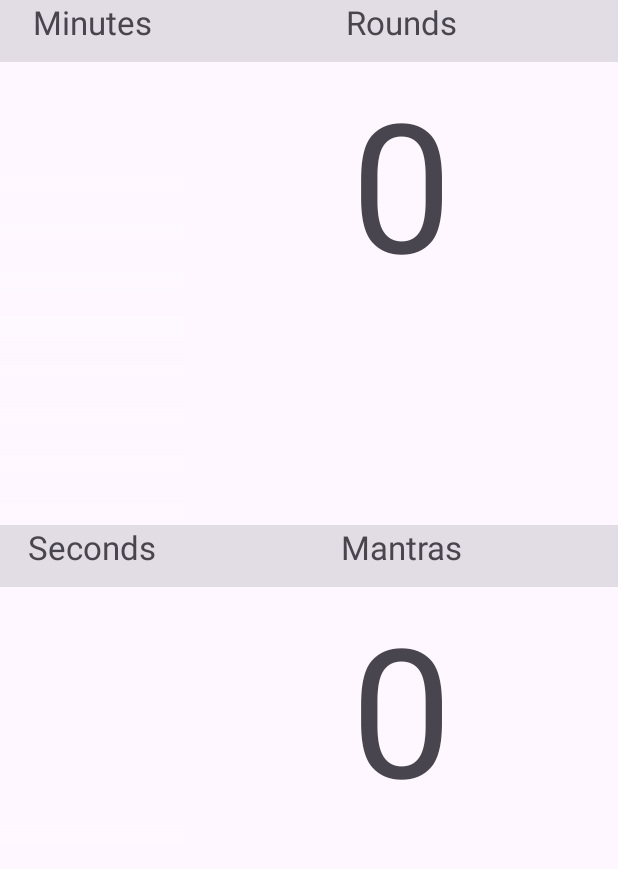
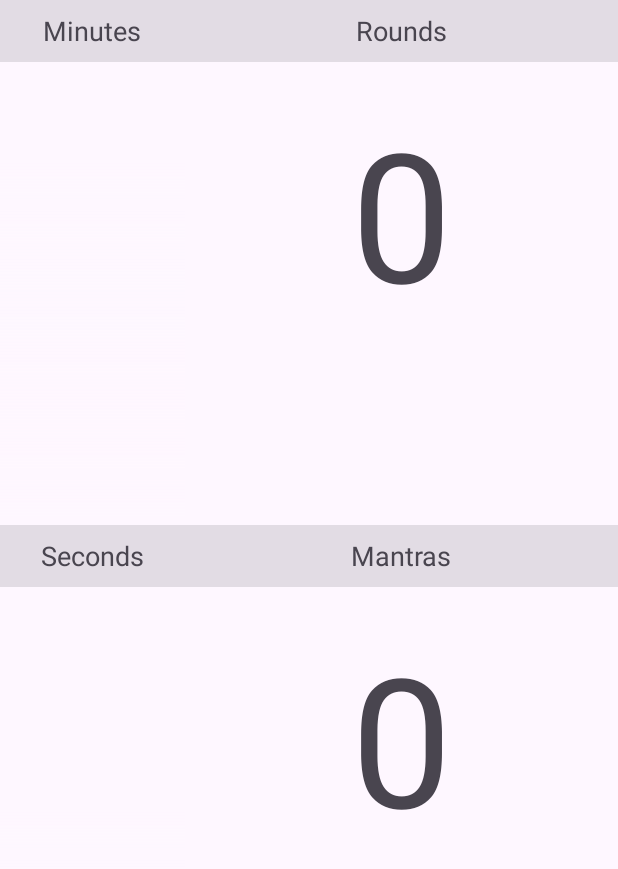
Before and after one commit to cakrina/JapaClocker, an Android app: the screen it shows after launch (MainActivity), on a phone screen of 412 x 824 dp, the part 62-931 px from its top. Run offline under Robolectric (Android 15) with nearby library versions, the phone set to English and light mode, and no system bars.

Commit message:
Updated project to version 1.2-5 fixed Foreground in landscape issue optimized save/restore state

```diff
--- a/app/src/main/java/com/cak/japaclocker/MainActivity.kt
+++ b/app/src/main/java/com/cak/japaclocker/MainActivity.kt
@@ -254,7 +254,8 @@ class MainActivity : AppCompatActivity() {
     }
     @SuppressLint("SetTextI18n")
     private fun updateDisplay() {
-
+        roundCount = (clickCount - 1) / mala
+        mantraCount = clickCount - roundCount * mala
         tvRounds.text = "$roundCount"
         tvMantras.text = "$mantraCount"
     }
@@ -317,7 +318,7 @@ class MainActivity : AppCompatActivity() {
 
     }
 
-    override fun onSaveInstanceState(outState: Bundle) {
+    /*override fun onSaveInstanceState(outState: Bundle) {
         super.onSaveInstanceState(outState)
     }
 
@@ -327,7 +328,7 @@ class MainActivity : AppCompatActivity() {
         updateDisplay()
         mantraAdapter.notifyDataSetChanged()
         roundAdapter.notifyDataSetChanged()
-    }
+    }*/
 
     override fun onResume() {
         super.onResume()
--- a/app/src/main/res/layout-land/activity_main.xml
+++ b/app/src/main/res/layout-land/activity_main.xml
@@ -30,8 +30,8 @@
         app:layout_constraintWidth_percent=".35"
         android:background="@color/material_on_surface_stroke"
         android:text="Rounds"
-        android:textAlignment="center"
-        android:textSize="22sp"
+        android:gravity="center"
+        android:textSize="18sp"
         android:paddingBottom="6sp"/>
     <TextView
         android:id="@+id/tvRounds"
@@ -59,8 +59,8 @@
         app:layout_constraintWidth_percent=".15"
         android:background="@color/material_on_surface_stroke"
         android:text="Minutes"
-        android:textAlignment="center"
-        android:textSize="22sp"
+        android:gravity="center"
+        android:textSize="18sp"
         android:paddingBottom="6dp">
 
     </TextView>
@@ -94,8 +94,8 @@
         app:layout_constraintWidth_percent=".35"
         android:background="@color/material_on_surface_stroke"
         android:text="Mantras"
-        android:textAlignment="center"
-        android:textSize="22sp"/>
+        android:gravity="center"
+        android:textSize="18sp"/>
     <TextView
         android:id="@+id/tvMantras"
         android:layout_width="0dp"
@@ -118,8 +118,8 @@
         android:layout_width="0dp"
         android:layout_height="0dp"
         android:text="Seconds"
-        android:textAlignment="center"
-        android:textSize="22sp"
+        android:gravity="center"
+        android:textSize="18sp"
         app:layout_constraintTop_toBottomOf="@id/toolbar"
         app:layout_constraintLeft_toRightOf="@id/tvRoundslabel"
         app:layout_constraintBottom_toBottomOf="@id/tvRoundslabel"
--- a/app/src/main/res/layout/activity_main.xml
+++ b/app/src/main/res/layout/activity_main.xml
@@ -31,8 +31,8 @@
         app:layout_constraintHeight_percent=".05"
         android:background="@color/material_on_surface_stroke"
         android:text="Rounds"
-        android:textAlignment="center"
-        android:textSize="22sp" />
+        android:textSize="18sp"
+        android:gravity="center"/>
     <TextView
         android:id="@+id/rvRoundslabel"
         android:layout_width="0dp"
@@ -42,10 +42,9 @@
         app:layout_constraintLeft_toLeftOf="parent"
         app:layout_constraintBottom_toBottomOf="@+id/tvRoundslabel"
         android:background="@color/material_on_surface_stroke"
-
         android:text="Minutes"
-        android:textAlignment="center"
-        android:textSize="22sp" />
+        android:gravity="center"
+        android:textSize="18sp" />
     <TextView
         android:id="@+id/tvRounds"
         android:layout_width="0dp"
@@ -54,6 +53,7 @@
         app:layout_constraintLeft_toLeftOf="@id/tvRoundslabel"
         app:layout_constraintRight_toRightOf="@id/tvRoundslabel"
         app:layout_constraintHeight_percent=".375"
+        android:paddingTop="20sp"
         android:textAlignment="center"
         android:textSize="120sp"/>
 
@@ -84,8 +84,8 @@
         app:layout_constraintHeight_percent=".05"
         android:background="@color/material_on_surface_stroke"
         android:text="Mantras"
-        android:textAlignment="center"
-        android:textSize="22sp"/>
+        android:gravity="center"
+        android:textSize="18sp"/>
     <TextView
         android:id="@+id/rvMantraslabel"
         android:layout_width="0dp"
@@ -96,8 +96,8 @@
         app:layout_constraintBottom_toBottomOf="@id/tvMantraslabel"
         android:background="@color/material_on_surface_stroke"
         android:text="Seconds"
-        android:textAlignment="center"
-        android:textSize="22sp"
+        android:gravity="center"
+        android:textSize="18sp"
         />
     <TextView
         android:id="@+id/tvMantras"
@@ -108,6 +108,7 @@
         app:layout_constraintRight_toRightOf="@id/tvRoundslabel"
         app:layout_constraintBottom_toBottomOf="parent"
         android:textAlignment="center"
+        android:paddingTop="20sp"
         android:textSize="120sp" />
     <androidx.recyclerview.widget.RecyclerView
         android:id="@+id/rvMantras"
```
